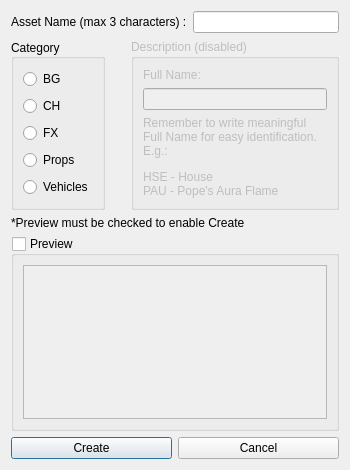
First picture: the form in ui/window/asset.ui, repository hueyyeng/AssetsBrowser, before the edit.
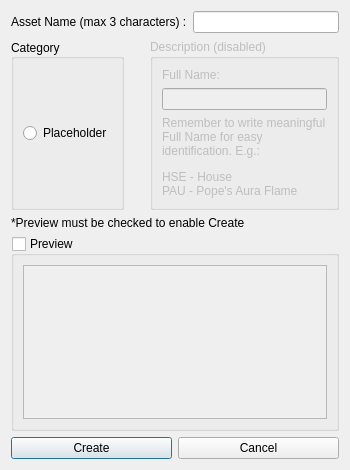
Second picture: the form after the edit.

Commit message: Dynamically create category radio buttons from INI value

The edit to the form file:
```diff
--- a/ui/window/asset.ui
+++ b/ui/window/asset.ui
@@ -2,6 +2,14 @@
 <ui version="4.0">
  <class>AssetDialog</class>
  <widget class="QDialog" name="AssetDialog">
+  <property name="geometry">
+   <rect>
+    <x>0</x>
+    <y>0</y>
+    <width>350</width>
+    <height>470</height>
+   </rect>
+  </property>
   <property name="sizePolicy">
    <sizepolicy hsizetype="MinimumExpanding" vsizetype="MinimumExpanding">
     <horstretch>0</horstretch>
@@ -80,47 +88,7 @@
         <item>
          <widget class="QRadioButton" name="catBG">
           <property name="text">
-           <string>BG</string>
-          </property>
-          <attribute name="buttonGroup">
-           <string notr="true">catBtnGroup</string>
-          </attribute>
-         </widget>
-        </item>
-        <item>
-         <widget class="QRadioButton" name="catCH">
-          <property name="text">
-           <string>CH</string>
-          </property>
-          <attribute name="buttonGroup">
-           <string notr="true">catBtnGroup</string>
-          </attribute>
-         </widget>
-        </item>
-        <item>
-         <widget class="QRadioButton" name="catFX">
-          <property name="text">
-           <string>FX</string>
-          </property>
-          <attribute name="buttonGroup">
-           <string notr="true">catBtnGroup</string>
-          </attribute>
-         </widget>
-        </item>
-        <item>
-         <widget class="QRadioButton" name="catProps">
-          <property name="text">
-           <string>Props</string>
-          </property>
-          <attribute name="buttonGroup">
-           <string notr="true">catBtnGroup</string>
-          </attribute>
-         </widget>
-        </item>
-        <item>
-         <widget class="QRadioButton" name="catVehicles">
-          <property name="text">
-           <string>Vehicles</string>
+           <string>Placeholder</string>
           </property>
           <attribute name="buttonGroup">
            <string notr="true">catBtnGroup</string>
```
Left out of the diff: 18 changed lines with no effect on the pictures. The commit also changes 10 other files.
